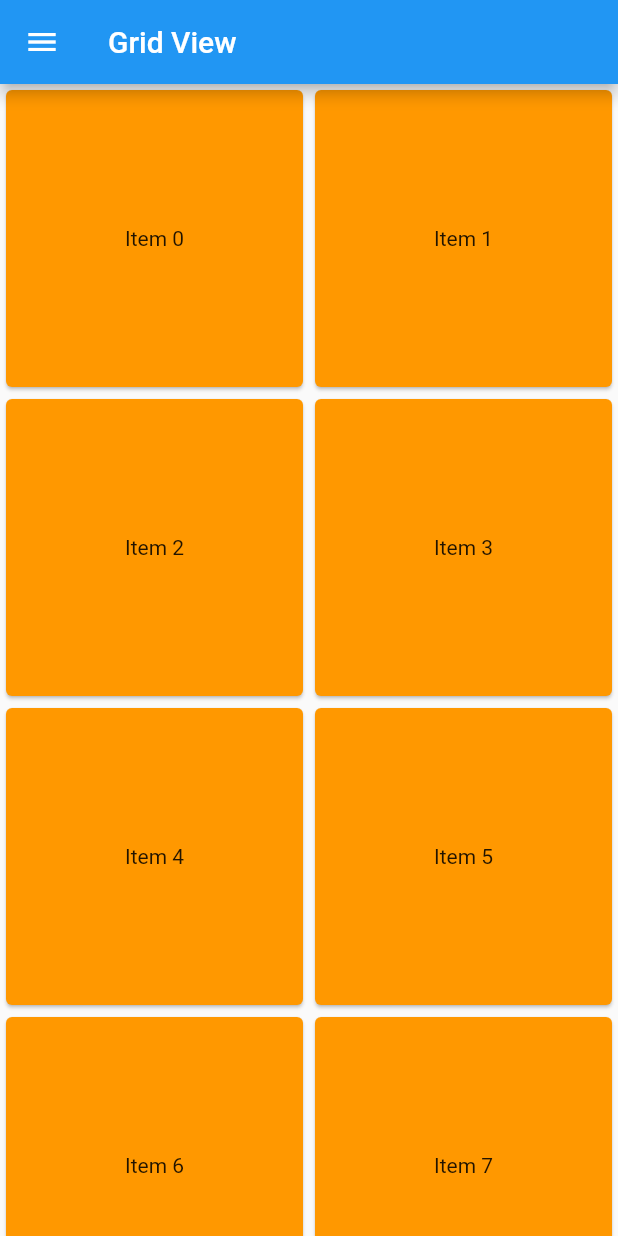
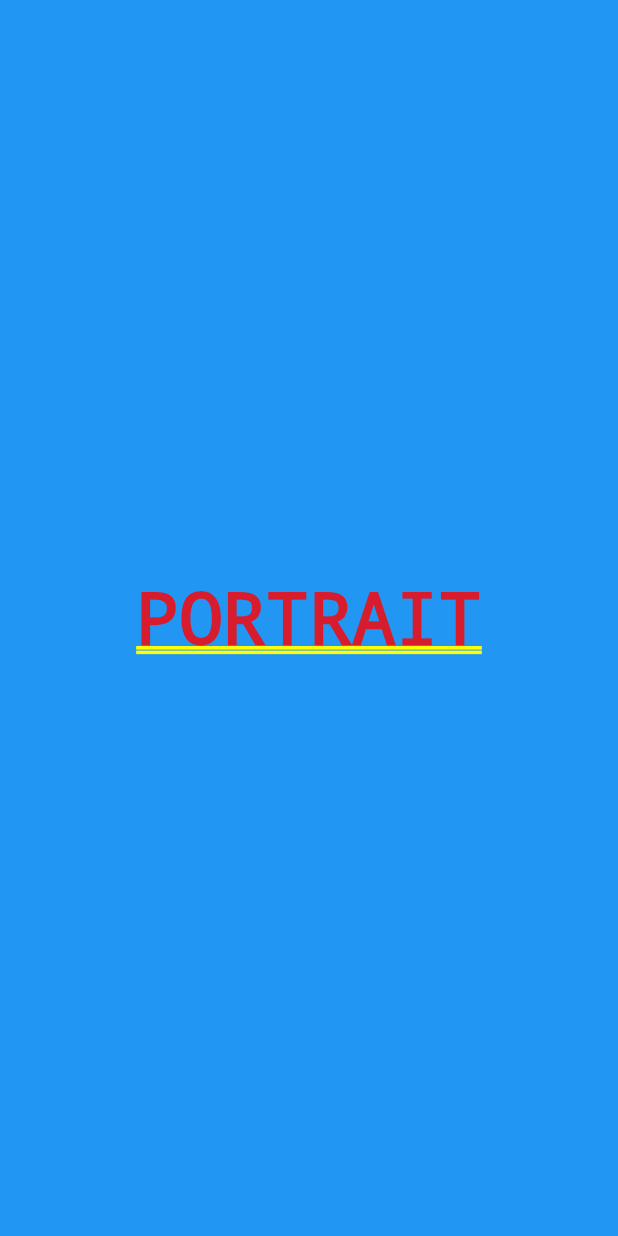
Before and after one commit to hashfx/flutter-responsivity, a Flutter app: the screen it shows after launch, on a phone screen of 412 x 824 dp. Run offline on Flutter 3.47's test engine with Material 2 defaults, Android fonts, the phone set to English and light mode, and no system bars.

Commit message:
orientation

```diff
--- a/lib/main.dart
+++ b/lib/main.dart
@@ -29,46 +29,33 @@ class MyHomePage extends StatefulWidget {
 
 class _MyHomePageState extends State<MyHomePage> {
   @override
-  Widget build(BuildContext context) => OrientationBuilder(
-        builder: ((context, orientation) {
-          final isPortrait = orientation == Orientation.portrait;
-          final isMobile = MediaQuery.of(context).size.shortestSide < 600;
+  Widget build(BuildContext context) =>
+      OrientationBuilder(builder: ((context, orientation) {
+        final isPortrait = orientation == Orientation.portrait;
 
-          return Scaffold(
-              appBar: AppBar(
-                title: const Text('Grid View'),
-              ),
-              drawer: isMobile
-                  ? Drawer(
-                      child: Container(
-                        color: Colors.blue,
-                        width: 300,
-                        child: const Center(child: Text('SIDEBAR')),
-                      ),
-                    )
-                  : null,
-              body: Row(
-                children: [
-                  if (!isMobile)
-                    Container(
-                      color: Colors.blue,
-                      width: 300,
-                      child: const Center(child: Text('Sidebar')),
-                    ),
-                  Expanded(
-                    child: GridView.count(
-                      crossAxisCount: isPortrait ? 2 : 3,
-                      children: List.generate(
-                        40,
-                        (index) => Card(
-                          color: Colors.orange,
-                          child: Center(child: Text('Item $index')),
-                        ),
-                      ),
-                    ),
-                  ),
-                ],
-              ));
-        }),
-      );
-}
+        return isPortrait
+            ? Container(
+                color: Colors.blue,
+                child: const Center(child: Text('PORTRAIT')),
+              )
+            : Container(
+                color: Colors.green,
+                child: const Center(child: Text('LANDSCAPE')));
+      }));
+  // {
+  //   return Scaffold(
+  //     appBar: AppBar(
+  //       title: const Text('ORIENTATION'),
+  //       ),
+  //       body: MediaQuery.of(context).orientation == Orientation.portrait
+  //       ? Container( // portrait
+  //         color: Colors.blue,
+  //         child: const Center(child: Text('PORTRAIT')),
+  //       )
+  //       : Container( // landscape
+  //           color: Colors.green,
+  //           child: const Center(child: Text('LANDSCAPE')),
+  //       )
+  //   );
+  // }
+  }
```
